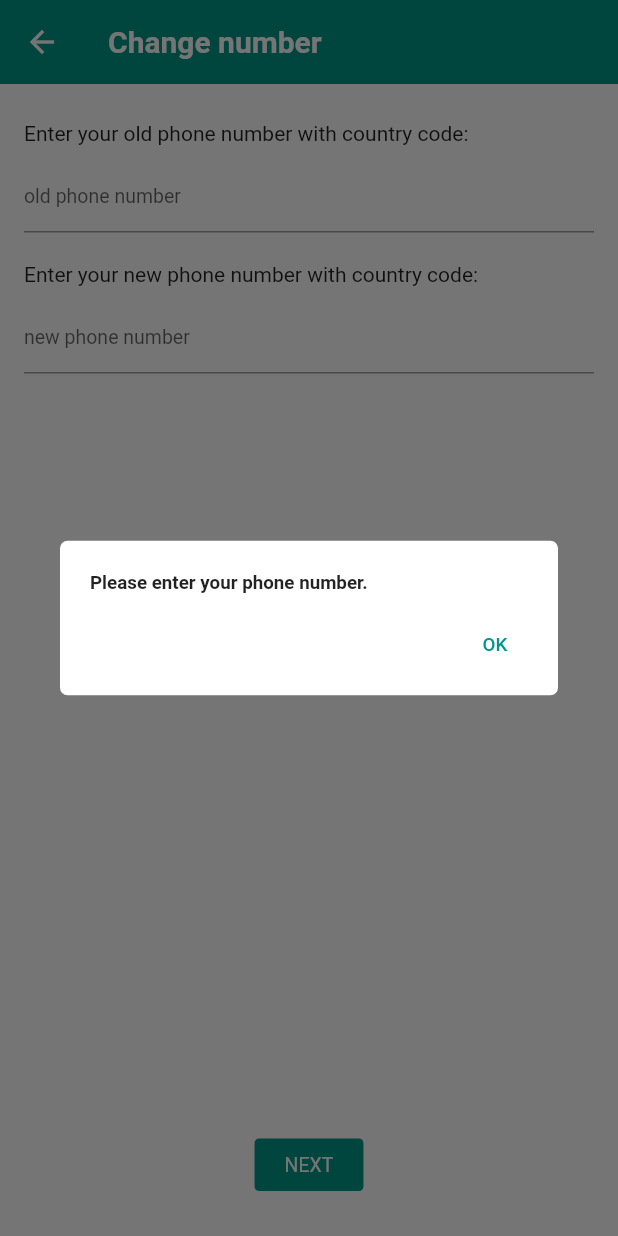
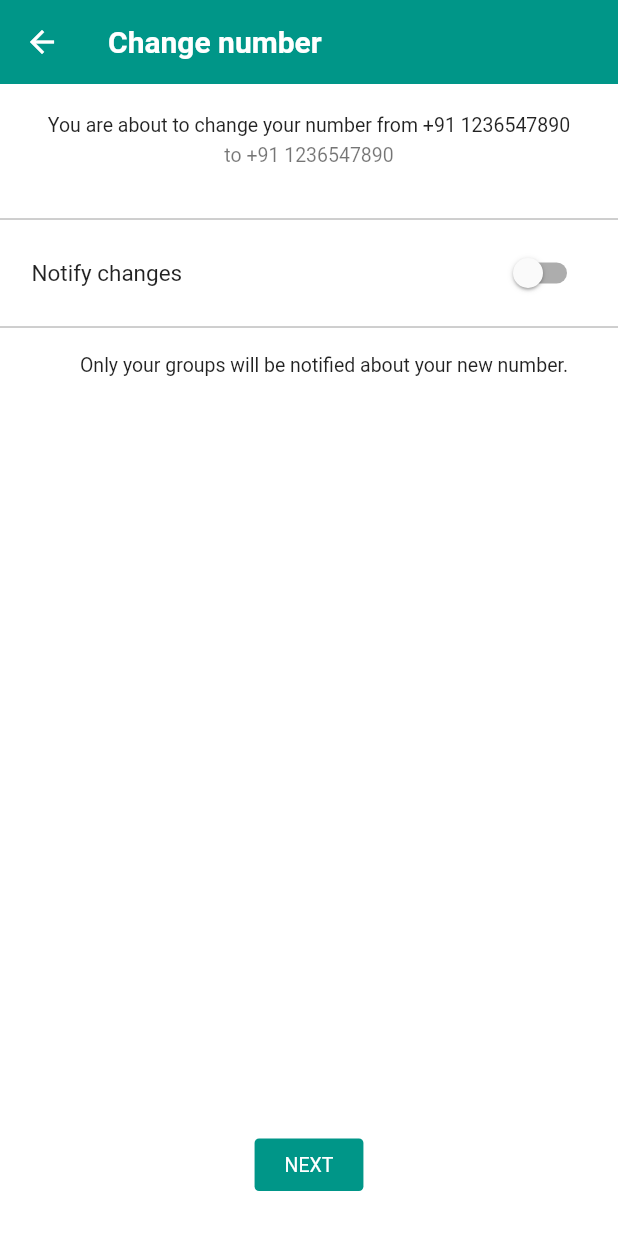
Before and after one commit to Iamdheeraj22/whatsapp_clone, a Flutter app: the ConfirmNumberPage screen opened directly, after a tap on "NEXT", on a phone screen of 412 x 824 dp. Run offline on Flutter 3.47's test engine with Material 2 defaults, Android fonts, the phone set to English and light mode, and no system bars; our stand-ins replace auto_size_text, camera, emoji_picker_flutter, photo_view, video_player.

Commit message:
Complete notify Change number page design

```diff
--- a/lib/Screens/ProfileSetting/ChangeNumber/ConfirmNumberPage.dart
+++ b/lib/Screens/ProfileSetting/ChangeNumber/ConfirmNumberPage.dart
@@ -1,5 +1,6 @@
 import 'package:flutter/material.dart';
 import 'package:whatsapp_clone/CustomUI/CustomUI.dart';
+import 'package:whatsapp_clone/Screens/ProfileSetting/ChangeNumber/NotifyChangeNumberPage.dart';
 
 class ConfirmNumberPage extends StatefulWidget {
   ConfirmNumberPage({Key? key}) : super(key: key);
@@ -10,6 +11,8 @@ class ConfirmNumberPage extends StatefulWidget {
 
 class _ConfirmNumberPageState extends State<ConfirmNumberPage> {
   var coounterNumber = "";
+  var _oldController = "";
+  var _newController = "";
   @override
   Widget build(BuildContext context) {
     return Scaffold(
@@ -38,9 +41,13 @@ class _ConfirmNumberPageState extends State<ConfirmNumberPage> {
                   Text("Enter your old phone number with country code:"),
                   customBox(height: 10),
                   TextField(
+                      keyboardType: TextInputType.number,
+                      maxLength: 10,
                       style: TextStyle(fontSize: 13, color: Colors.grey),
                       onChanged: (v) {
-                        setState(() {});
+                        setState(() {
+                          _oldController = v.toString();
+                        });
                       },
                       decoration: const InputDecoration(
                         hintText: "old phone number",
@@ -55,9 +62,13 @@ class _ConfirmNumberPageState extends State<ConfirmNumberPage> {
                   Text("Enter your new phone number with country code:"),
                   customBox(height: 10),
                   TextField(
+                      keyboardType: TextInputType.number,
+                      maxLength: 10,
                       style: TextStyle(fontSize: 13, color: Colors.grey),
                       onChanged: (v) {
-                        setState(() {});
+                        setState(() {
+                          _newController = v.toString();
+                        });
                       },
                       decoration: const InputDecoration(
                         hintText: "new phone number",
@@ -73,7 +84,11 @@ class _ConfirmNumberPageState extends State<ConfirmNumberPage> {
               InkWell(
                 onHover: (v) {},
                 onTap: () {
-                  showChooseMediaOptions();
+                  //showChooseMediaOptions();
+                  Navigator.push(
+                      context,
+                      MaterialPageRoute(
+                          builder: (builder) => NotifyChangeNumberPage()));
                 },
                 child: Container(
                   margin: EdgeInsets.only(bottom: 30),
--- /dev/null
+++ b/lib/Screens/ProfileSetting/ChangeNumber/NotifyChangeNumberPage.dart
@@ -0,0 +1,149 @@
+import 'package:flutter/material.dart';
+import 'package:whatsapp_clone/CustomUI/CustomUI.dart';
+
+class NotifyChangeNumberPage extends StatefulWidget {
+  NotifyChangeNumberPage({Key? key}) : super(key: key);
+
+  @override
+  State<NotifyChangeNumberPage> createState() => _NotifyChangeNumberPageState();
+}
+
+class _NotifyChangeNumberPageState extends State<NotifyChangeNumberPage> {
+  var isNotify = false;
+  var groupValue = -1;
+  @override
+  Widget build(BuildContext context) {
+    return Scaffold(
+      backgroundColor: Colors.white,
+      appBar: AppBar(
+        elevation: 0.0,
+        backgroundColor: Colors.teal,
+        automaticallyImplyLeading: true,
+        title: const Text(
+          "Change number",
+          style: TextStyle(fontSize: 20, fontWeight: FontWeight.bold),
+        ),
+      ),
+      body: Container(
+        height: phoneHeight(context),
+        width: phoneWidth(context),
+        child: Stack(
+          alignment: Alignment.bottomCenter,
+          children: [
+            Column(
+              crossAxisAlignment: CrossAxisAlignment.center,
+              children: [
+                ListTile(
+                  title: Text(
+                    textAlign: TextAlign.center,
+                    "You are about to change your number from +91 1236547890",
+                    style: TextStyle(fontSize: 13),
+                  ),
+                  subtitle: Container(
+                    child: Text(
+                      textAlign: TextAlign.center,
+                      "to +91 1236547890",
+                      style: TextStyle(fontSize: 13),
+                    ),
+                  ),
+                ),
+                customBox(height: 10),
+                Divider(
+                  color: Colors.grey,
+                ),
+                Padding(
+                  padding: EdgeInsets.only(left: 5, right: 5),
+                  child: ListTile(
+                    title: Text(
+                      "Notify changes",
+                      style: TextStyle(fontSize: 15),
+                    ),
+                    trailing: Switch(
+                        activeColor: Colors.teal,
+                        value: isNotify,
+                        onChanged: (v) {
+                          setState(() {
+                            isNotify = !isNotify;
+                          });
+                        }),
+                  ),
+                ),
+                Divider(
+                  color: Colors.grey,
+                ),
+                isNotify
+                    ? notifyOption()
+                    : Container(
+                        margin: EdgeInsets.only(left: 20, top: 10),
+                        child: Text(
+                          "Only your groups will be notified about your new number.",
+                          style: TextStyle(fontSize: 13),
+                        ),
+                      ),
+              ],
+            ),
+            InkWell(
+              onHover: (v) {},
+              onTap: () {
+                //showChooseMediaOptions();
+              },
+              child: Container(
+                margin: EdgeInsets.only(bottom: 30),
+                padding: const EdgeInsets.only(
+                    top: 10, bottom: 10, left: 20, right: 20),
+                decoration: BoxDecoration(
+                    color: Colors.teal, borderRadius: BorderRadius.circular(3)),
+                child: const Text(
+                  "NEXT",
+                  style: TextStyle(color: Colors.white, fontSize: 13),
+                ),
+              ),
+            )
+          ],
+        ),
+      ),
+    );
+  }
+
+  notifyOption() {
+    return Column(children: [
+      RadioListTile(
+        value: 0,
+        groupValue: groupValue,
+        onChanged: (v) {
+          setState(() {
+            groupValue = 0;
+          });
+        },
+        title: Text("All contacts"),
+      ),
+      RadioListTile(
+        value: 1,
+        groupValue: groupValue,
+        onChanged: (v) {
+          setState(() {
+            groupValue = 1;
+          });
+        },
+        title: Text("Contacts I have chats with"),
+      ),
+      RadioListTile(
+        value: 2,
+        groupValue: groupValue,
+        onChanged: (v) {
+          setState(() {
+            groupValue = 2;
+          });
+        },
+        title: Text("Customs"),
+      ),
+      Container(
+        margin: EdgeInsets.only(left: 20, top: 10),
+        child: Text(
+          "Your groups and 24 contacts will be notified about your new number.",
+          style: TextStyle(fontSize: 11.5),
+        ),
+      )
+    ]);
+  }
+}
```
